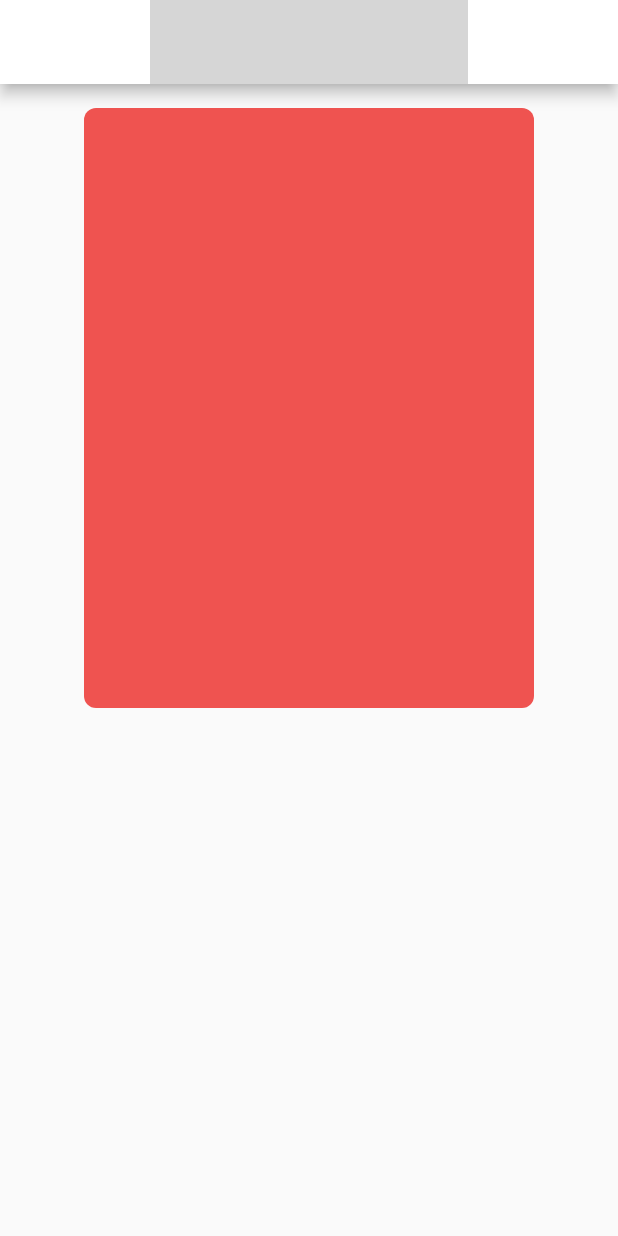
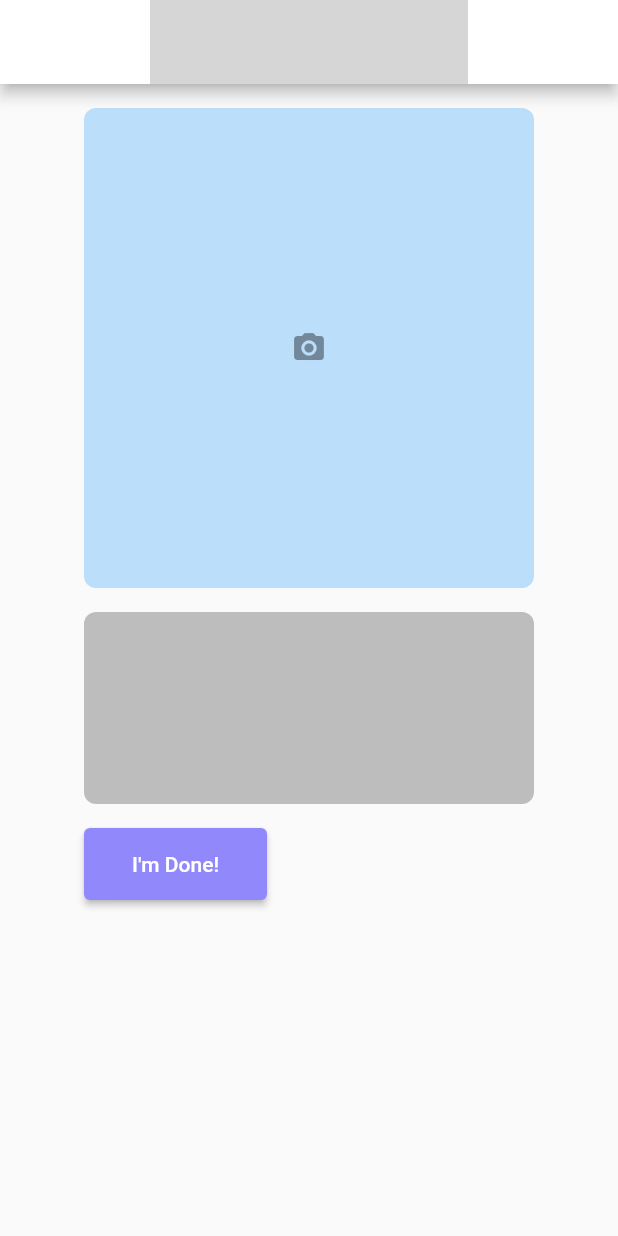
Before and after one commit to sabastianpeters/vfs-project-clair, a Flutter app: the screen it shows after launch, after a tap on "Get Started", on a phone screen of 412 x 824 dp. Run offline on Flutter 3.47's test engine with Material 2 defaults, Android fonts, the phone set to English and light mode, and no system bars; network calls fail; grey boxes are pictures that could not be loaded.

Commit message:
added: camera screen

```diff
--- a/project_clair/lib/main.dart
+++ b/project_clair/lib/main.dart
@@ -31,14 +31,18 @@ class App extends StatelessWidget {
     ThemeData _getTheme (){
 
         return ThemeData(
+
             primaryColor: Color.fromRGBO(145, 136, 251, 1),
             backgroundColor: Colors.white,
+
             appBarTheme: AppBarTheme(
                 color: Colors.white,
             ),
+
             buttonTheme: ButtonThemeData(
                 buttonColor: Color.fromRGBO(145, 136, 251, 1),
                 textTheme: ButtonTextTheme.primary,
+                padding: EdgeInsets.symmetric(horizontal: 32, vertical: 16),
             )
         );
     }
--- a/project_clair/lib/screens/camera/camera_screen.dart
+++ b/project_clair/lib/screens/camera/camera_screen.dart
@@ -25,19 +25,52 @@ class CameraScreen extends StatelessWidget {
             ),
 
             body: BodyContainer(<Widget>[
+
                 SizedBox(
                     width: double.infinity,
-                    height: 400,
+                    height: 320,
+
                     child: Container(
+                        decoration: BoxDecoration(
+                            color: Colors.blue.shade100,
+                            borderRadius: BorderRadius.all(
+                                const Radius.circular(8),
+                            ),
+                        ),
 
+                        child: Center(
+                            child: Icon(
+                                Icons.camera_alt,
+                                color: Colors.black.withAlpha(100),
+                            ),
+                        ),
+                    )
+                ),
+
+                SizedBox( height: 16 ),
+
+                SizedBox(
+                    width: double.infinity,
+                    height: 128,
+
+                    child: Container(
                         decoration: BoxDecoration(
-                            color: Colors.red[400],
+                            color: Colors.grey.shade400,
                             borderRadius: BorderRadius.all(
                                 const Radius.circular(8),
                             ),
                         ),
                     )
                 ),
+
+                SizedBox( height: 16 ),
+
+                RaisedButton(
+                    child: Text("I'm Done!"),
+                    onPressed: () => gotoPage(context, WordListScreen()),
+                ),
+
+                Spacer(),
             ])
         );
     }
--- a/project_clair/lib/screens/landing/landing_screen.dart
+++ b/project_clair/lib/screens/landing/landing_screen.dart
@@ -31,7 +31,7 @@ class LandingScreen extends StatelessWidget {
                         child: RaisedButton(
                             child: Text("Get Started"),
                             padding: EdgeInsets.symmetric(horizontal: 32, vertical: 16),
-                            onPressed: () => _gotoCameraScreen(context),
+                            onPressed: () => gotoPage(context, CameraScreen()),
                         )
                     )
                 ],
@@ -40,13 +40,4 @@ class LandingScreen extends StatelessWidget {
         );
     }
 
-
-
-    // ## PRIVATE UTIL METHODS ##
-
-
-    void _gotoCameraScreen (BuildContext context){
-        gotoPage(context, CameraScreen());
-    }
-
 }
```
